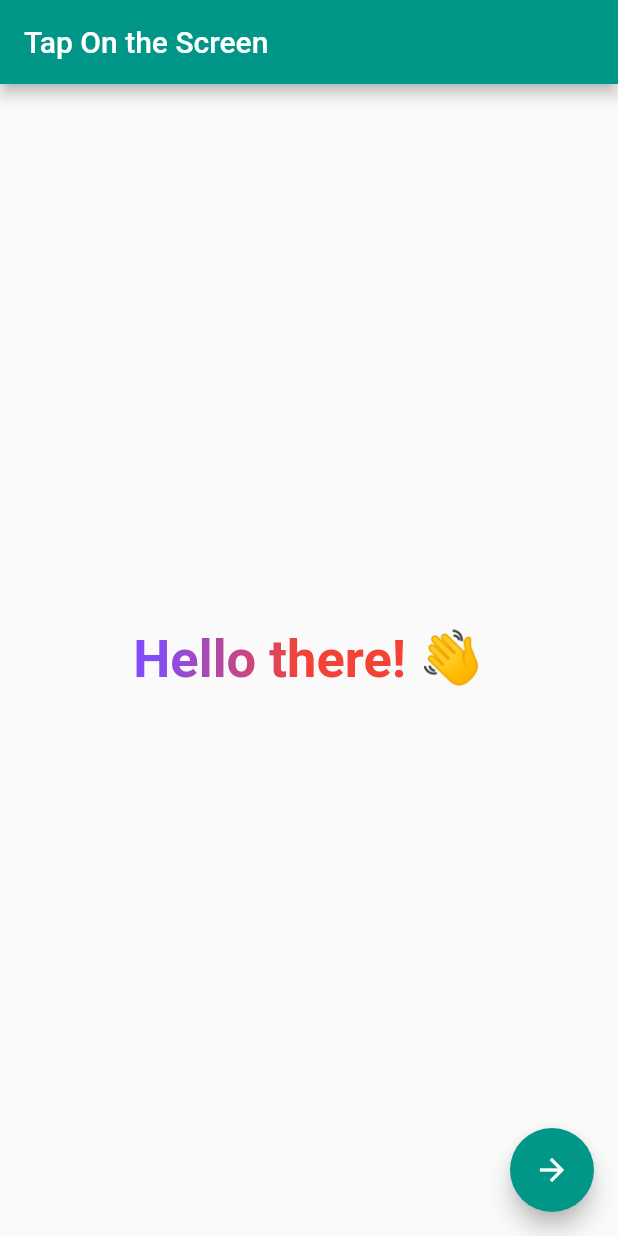
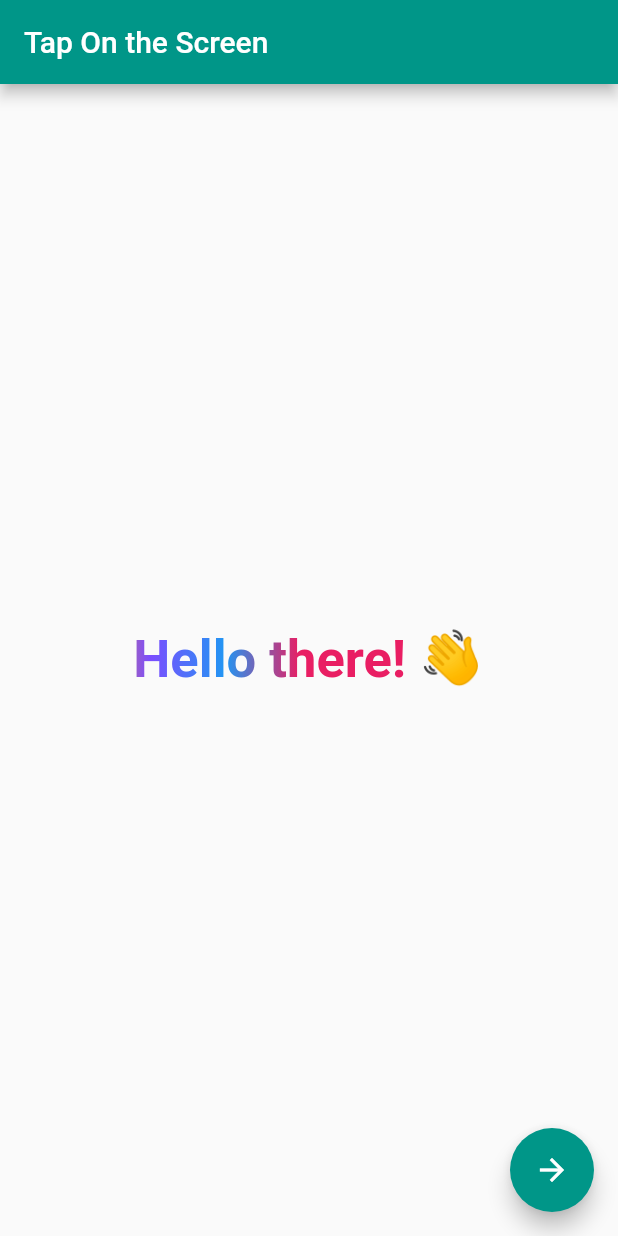
Before and after one commit to Ugocode/Solid-Test-Task, a Flutter app: the screen it shows after launch, on a phone screen of 412 x 824 dp. Run offline on Flutter 3.47's test engine with Material 2 defaults, Android fonts, the phone set to English and light mode, and no system bars; drawn by our look-alikes of flutter_animate.

Commit message:
removed expanded

```diff
--- a/lib/Screens/my_home_page.dart
+++ b/lib/Screens/my_home_page.dart
@@ -63,8 +63,10 @@ class _MyHomePageState extends State<MyHomePage> {
                     ..shader = const LinearGradient(
                       colors: <Color>[
                         Colors.pinkAccent,
+                        Colors.orange,
                         Colors.deepPurpleAccent,
-                        Colors.red
+                        Colors.blue,
+                        Colors.pink,
                       ],
                     ).createShader(
                       const Rect.fromLTWH(0.0, 0.0, colorWdith, colorHeight),
--- a/lib/Screens/thank_you_page.dart
+++ b/lib/Screens/thank_you_page.dart
@@ -13,7 +13,6 @@ class ThankyouPage extends StatelessWidget {
         appBar: AppBar(),
         backgroundColor: Colors.teal[200],
         body: Center(
-          child: Expanded(
           child: Column(
             mainAxisAlignment: MainAxisAlignment.center,
             children: [
@@ -34,7 +33,6 @@ class ThankyouPage extends StatelessWidget {
           ),
         ),
       ),
-      ),
     );
   }
 }
```
Lines whose indentation alone changed are shown as unchanged.
